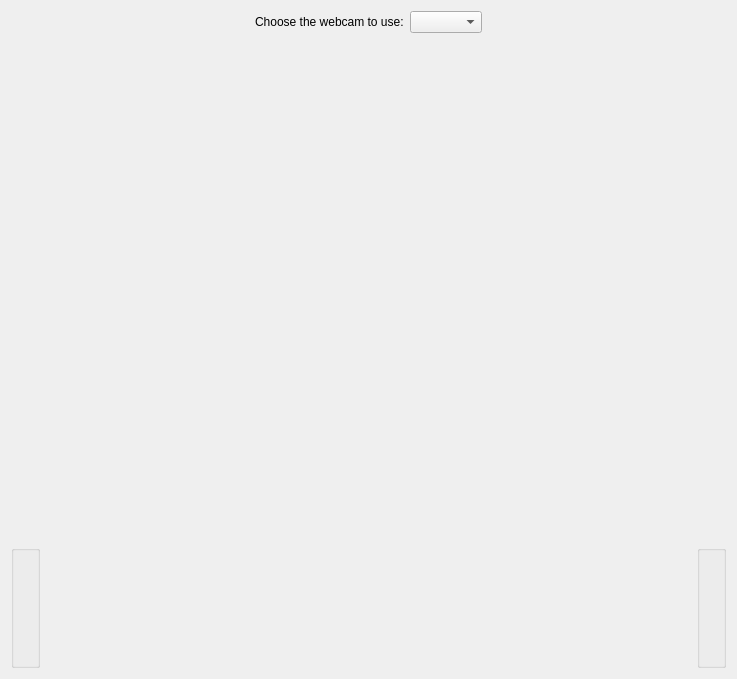
The window that src/mainWidget.ui (KDE/kamoso) describes before a commit, drawn with Qt 5.
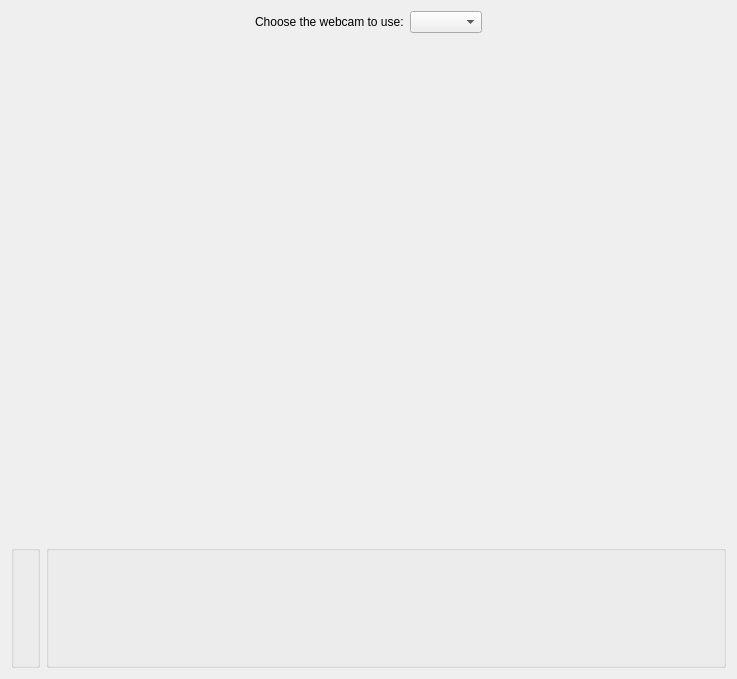
The same window after the commit. Custom widgets are drawn as their Qt base class.

Patch:
```diff
--- a/src/mainWidget.ui
+++ b/src/mainWidget.ui
@@ -122,24 +122,17 @@
      </property>
      <item>
       <widget class="QGroupBox" name="modes">
+       <property name="sizePolicy">
+        <sizepolicy hsizetype="Maximum" vsizetype="Preferred">
+         <horstretch>0</horstretch>
+         <verstretch>0</verstretch>
+        </sizepolicy>
+       </property>
        <property name="title">
         <string/>
        </property>
       </widget>
      </item>
-     <item>
-      <spacer name="horizontalSpacer_3">
-       <property name="orientation">
-        <enum>Qt::Horizontal</enum>
-       </property>
-       <property name="sizeHint" stdset="0">
-        <size>
-         <width>40</width>
-         <height>20</height>
-        </size>
-       </property>
-      </spacer>
-     </item>
      <item>
       <widget class="QGroupBox" name="actions">
        <property name="title">
```
